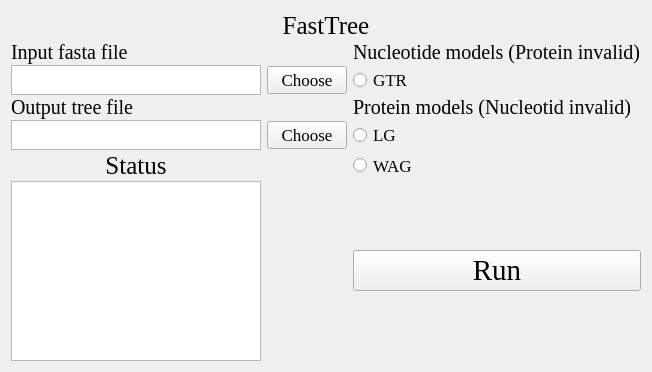
hzaurzli/MicroWorldOmics, file Fasttree.ui: the form before one commit.
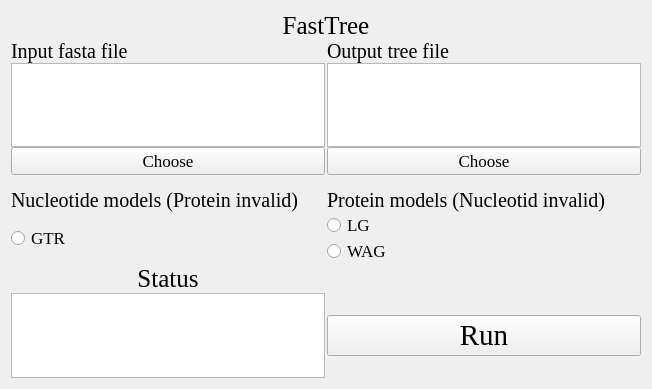
The form after the commit. Icons and pictures are not drawn.

The edit to the form file:
```diff
--- a/Fasttree.ui
+++ b/Fasttree.ui
@@ -7,7 +7,7 @@
     <x>0</x>
     <y>0</y>
     <width>652</width>
-    <height>372</height>
+    <height>389</height>
    </rect>
   </property>
   <property name="windowTitle">
@@ -19,10 +19,20 @@
   <layout class="QGridLayout" name="gridLayout_6">
    <item row="0" column="0">
     <layout class="QGridLayout" name="gridLayout">
-     <property name="verticalSpacing">
+     <property name="horizontalSpacing">
       <number>1</number>
      </property>
-     <item row="6" column="0">
+     <property name="verticalSpacing">
+      <number>0</number>
+     </property>
+     <item row="7" column="0" colspan="3">
+      <widget class="QLabel" name="label_5">
+       <property name="text">
+        <string/>
+       </property>
+      </widget>
+     </item>
+     <item row="13" column="0">
       <widget class="QLabel" name="label_4">
        <property name="font">
         <font>
@@ -38,14 +48,71 @@
        </property>
       </widget>
      </item>
-     <item row="7" column="0">
+     <item row="0" column="0" colspan="3">
+      <widget class="QLabel" name="label">
+       <property name="font">
+        <font>
+         <family>Times New Roman</family>
+         <pointsize>19</pointsize>
+        </font>
+       </property>
+       <property name="text">
+        <string>FastTree</string>
+       </property>
+       <property name="alignment">
+        <set>Qt::AlignCenter</set>
+       </property>
+      </widget>
+     </item>
+     <item row="9" column="2">
+      <widget class="QRadioButton" name="radioButton_2">
+       <property name="sizePolicy">
+        <sizepolicy hsizetype="Expanding" vsizetype="Expanding">
+         <horstretch>0</horstretch>
+         <verstretch>0</verstretch>
+        </sizepolicy>
+       </property>
+       <property name="font">
+        <font>
+         <family>Times New Roman</family>
+         <pointsize>13</pointsize>
+        </font>
+       </property>
+       <property name="styleSheet">
+        <string notr="true">background-image: url(D:/tools/Pycharm/pyqt/logo/white.png);</string>
+       </property>
+       <property name="text">
+        <string>LG</string>
+       </property>
+      </widget>
+     </item>
+     <item row="14" column="0">
       <widget class="QTextBrowser" name="textBrowser">
        <property name="styleSheet">
         <string notr="true">background-image: url(D:/tools/Pycharm/pyqt/logo/white.png)</string>
        </property>
       </widget>
      </item>
-     <item row="7" column="2">
+     <item row="2" column="0">
+      <widget class="QTextBrowser" name="textBrowser_2">
+       <property name="sizePolicy">
+        <sizepolicy hsizetype="Expanding" vsizetype="Expanding">
+         <horstretch>0</horstretch>
+         <verstretch>0</verstretch>
+        </sizepolicy>
+       </property>
+       <property name="maximumSize">
+        <size>
+         <width>16777215</width>
+         <height>16777215</height>
+        </size>
+       </property>
+       <property name="styleSheet">
+        <string notr="true">background-image: url(D:/tools/Pycharm/pyqt/logo/white.png)</string>
+       </property>
+      </widget>
+     </item>
+     <item row="14" column="2">
       <widget class="QPushButton" name="pushButton">
        <property name="font">
         <font>
@@ -61,7 +128,71 @@
        </property>
       </widget>
      </item>
-     <item row="1" column="2">
+     <item row="8" column="2">
+      <widget class="QLabel" name="label_9">
+       <property name="font">
+        <font>
+         <family>Times New Roman</family>
+         <pointsize>15</pointsize>
+        </font>
+       </property>
+       <property name="text">
+        <string>Protein models (Nucleotid invalid)</string>
+       </property>
+       <property name="alignment">
+        <set>Qt::AlignLeading|Qt::AlignLeft|Qt::AlignVCenter</set>
+       </property>
+      </widget>
+     </item>
+     <item row="10" column="2">
+      <widget class="QRadioButton" name="radioButton_6">
+       <property name="sizePolicy">
+        <sizepolicy hsizetype="Expanding" vsizetype="Expanding">
+         <horstretch>0</horstretch>
+         <verstretch>0</verstretch>
+        </sizepolicy>
+       </property>
+       <property name="font">
+        <font>
+         <family>Times New Roman</family>
+         <pointsize>13</pointsize>
+        </font>
+       </property>
+       <property name="styleSheet">
+        <string notr="true">background-image: url(D:/tools/Pycharm/pyqt/logo/white.png);</string>
+       </property>
+       <property name="text">
+        <string>WAG</string>
+       </property>
+      </widget>
+     </item>
+     <item row="3" column="2">
+      <widget class="QPushButton" name="pushButton_3">
+       <property name="font">
+        <font>
+         <family>Times New Roman</family>
+         <pointsize>13</pointsize>
+        </font>
+       </property>
+       <property name="text">
+        <string>Choose</string>
+       </property>
+      </widget>
+     </item>
+     <item row="3" column="0">
+      <widget class="QPushButton" name="pushButton_2">
+       <property name="font">
+        <font>
+         <family>Times New Roman</family>
+         <pointsize>13</pointsize>
+        </font>
+       </property>
+       <property name="text">
+        <string>Choose</string>
+       </property>
+      </widget>
+     </item>
+     <item row="8" column="0">
       <widget class="QLabel" name="label_7">
        <property name="font">
         <font>
@@ -77,7 +208,7 @@
        </property>
       </widget>
      </item>
-     <item row="3" column="0">
+     <item row="1" column="2">
       <widget class="QLabel" name="label_3">
        <property name="font">
         <font>
@@ -93,26 +224,10 @@
        </property>
       </widget>
      </item>
-     <item row="0" column="0" colspan="3">
-      <widget class="QLabel" name="label">
-       <property name="font">
-        <font>
-         <family>Times New Roman</family>
-         <pointsize>19</pointsize>
-        </font>
-       </property>
-       <property name="text">
-        <string>FastTree</string>
-       </property>
-       <property name="alignment">
-        <set>Qt::AlignCenter</set>
-       </property>
-      </widget>
-     </item>
-     <item row="4" column="0">
+     <item row="2" column="2">
       <widget class="QTextBrowser" name="textBrowser_3">
        <property name="sizePolicy">
-        <sizepolicy hsizetype="Expanding" vsizetype="MinimumExpanding">
+        <sizepolicy hsizetype="Expanding" vsizetype="Expanding">
          <horstretch>0</horstretch>
          <verstretch>0</verstretch>
         </sizepolicy>
@@ -120,7 +235,7 @@
        <property name="maximumSize">
         <size>
          <width>16777215</width>
-         <height>30</height>
+         <height>16777215</height>
         </size>
        </property>
        <property name="styleSheet">
@@ -128,51 +243,6 @@
        </property>
       </widget>
      </item>
-     <item row="4" column="1">
-      <widget class="QPushButton" name="pushButton_3">
-       <property name="font">
-        <font>
-         <family>Times New Roman</family>
-         <pointsize>13</pointsize>
-        </font>
-       </property>
-       <property name="text">
-        <string>Choose</string>
-       </property>
-      </widget>
-     </item>
-     <item row="2" column="0">
-      <widget class="QTextBrowser" name="textBrowser_2">
-       <property name="sizePolicy">
-        <sizepolicy hsizetype="Expanding" vsizetype="MinimumExpanding">
-         <horstretch>0</horstretch>
-         <verstretch>0</verstretch>
-        </sizepolicy>
-       </property>
-       <property name="maximumSize">
-        <size>
-         <width>16777215</width>
-         <height>30</height>
-        </size>
-       </property>
-       <property name="styleSheet">
-        <string notr="true">background-image: url(D:/tools/Pycharm/pyqt/logo/white.png)</string>
-       </property>
-      </widget>
-     </item>
-     <item row="2" column="1">
-      <widget class="QPushButton" name="pushButton_2">
-       <property name="font">
-        <font>
-         <family>Times New Roman</family>
-         <pointsize>13</pointsize>
-        </font>
-       </property>
-       <property name="text">
-        <string>Choose</string>
-       </property>
-      </widget>
-     </item>
      <item row="1" column="0">
       <widget class="QLabel" name="label_2">
        <property name="font">
@@ -189,7 +259,7 @@
        </property>
       </widget>
      </item>
-     <item row="2" column="2">
+     <item row="9" column="0" rowspan="2">
       <widget class="QRadioButton" name="radioButton">
        <property name="sizePolicy">
         <sizepolicy hsizetype="Expanding" vsizetype="Expanding">
@@ -211,66 +281,6 @@
        </property>
       </widget>
      </item>
-     <item row="3" column="2">
-      <widget class="QLabel" name="label_9">
-       <property name="font">
-        <font>
-         <family>Times New Roman</family>
-         <pointsize>15</pointsize>
-        </font>
-       </property>
-       <property name="text">
-        <string>Protein models (Nucleotid invalid)</string>
-       </property>
-       <property name="alignment">
-        <set>Qt::AlignLeading|Qt::AlignLeft|Qt::AlignVCenter</set>
-       </property>
-      </widget>
-     </item>
-     <item row="4" column="2">
-      <widget class="QRadioButton" name="radioButton_2">
-       <property name="sizePolicy">
-        <sizepolicy hsizetype="Expanding" vsizetype="Expanding">
-         <horstretch>0</horstretch>
-         <verstretch>0</verstretch>
-        </sizepolicy>
-       </property>
-       <property name="font">
-        <font>
-         <family>Times New Roman</family>
-         <pointsize>13</pointsize>
-        </font>
-       </property>
-       <property name="styleSheet">
-        <string notr="true">background-image: url(D:/tools/Pycharm/pyqt/logo/white.png);</string>
-       </property>
-       <property name="text">
-        <string>LG</string>
-       </property>
-      </widget>
-     </item>
-     <item row="6" column="2">
-      <widget class="QRadioButton" name="radioButton_6">
-       <property name="sizePolicy">
-        <sizepolicy hsizetype="Expanding" vsizetype="Expanding">
-         <horstretch>0</horstretch>
-         <verstretch>0</verstretch>
-        </sizepolicy>
-       </property>
-       <property name="font">
-        <font>
-         <family>Times New Roman</family>
-         <pointsize>13</pointsize>
-        </font>
-       </property>
-       <property name="styleSheet">
-        <string notr="true">background-image: url(D:/tools/Pycharm/pyqt/logo/white.png);</string>
-       </property>
-       <property name="text">
-        <string>WAG</string>
-       </property>
-      </widget>
-     </item>
     </layout>
    </item>
   </layout>
```
